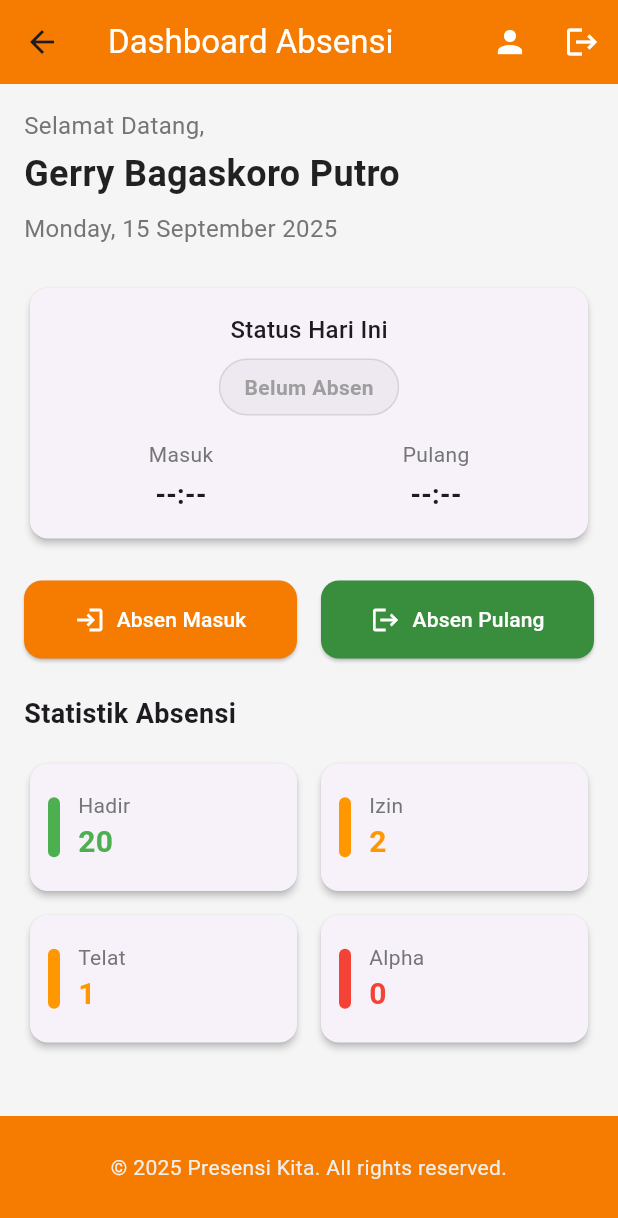
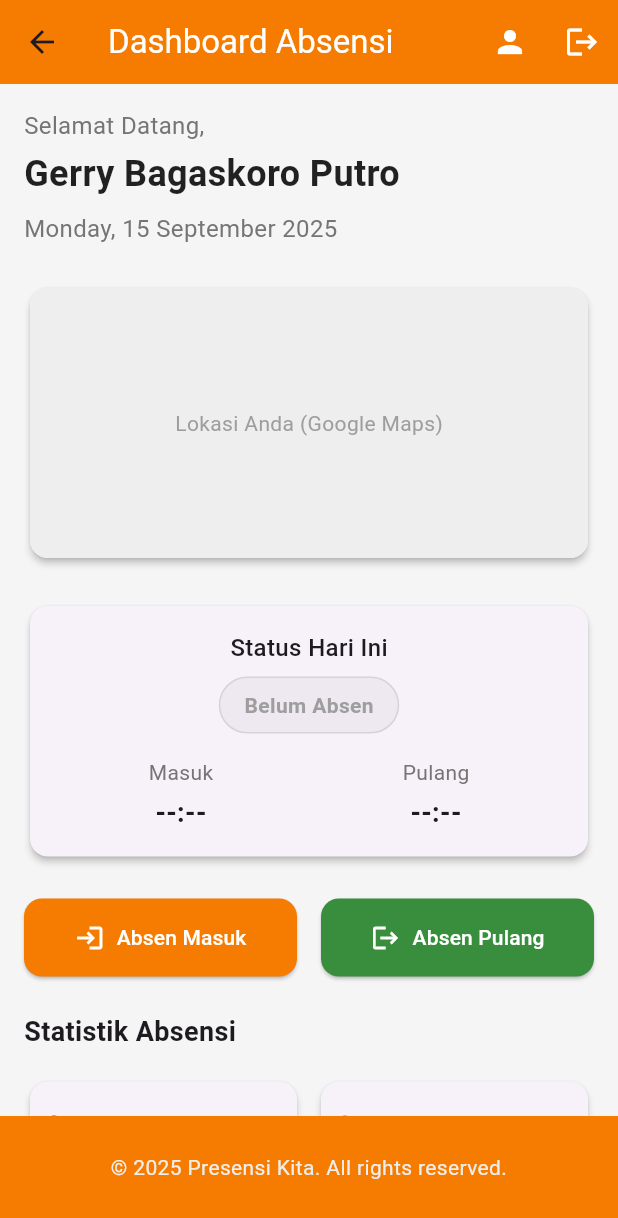
Before and after one commit to gerrybagaskoro/absensi_ppkdjp_b3, a Flutter app: the DashboardPeserta screen opened by its route, on a phone screen of 412 x 824 dp. Shown: the top 1218 px of the screen. Run offline on Flutter 3.47's test engine with Material 3 defaults, Android fonts, the phone set to English and light mode, and no system bars; our stand-ins replace image_picker.

Commit message:
widget terpisah

```diff
--- a/lib/views/dashboard_peserta.dart
+++ b/lib/views/dashboard_peserta.dart
@@ -1,5 +1,7 @@
 // ignore_for_file: deprecated_member_use
 
+import 'package:absensi_ppkdjp_b3/widgets/absensi/header_section.dart';
+import 'package:absensi_ppkdjp_b3/widgets/absensi/location_card.dart';
 import 'package:flutter/material.dart';
 import 'package:intl/intl.dart';
 
@@ -11,8 +13,6 @@ class DashboardPeserta extends StatefulWidget {
 }
 
 class _DashboardPesertaState extends State<DashboardPeserta> {
-  final String _userName = "Gerry Bagaskoro Putro";
-  final DateTime _currentDate = DateTime.now();
   String _statusAbsen = "Belum Absen";
   String _jamMasuk = "--:--";
   String _jamPulang = "--:--";
@@ -57,7 +57,11 @@ class _DashboardPesertaState extends State<DashboardPeserta> {
           crossAxisAlignment: CrossAxisAlignment.start,
           children: [
             // Header dengan nama dan tanggal
-            _buildHeaderSection(),
+            HeaderSection(),
+            const SizedBox(height: 24),
+
+            // Card Lokasi (Google Maps placeholder)
+            LocationCard(),
             const SizedBox(height: 24),
 
             // Card Status Absensi Hari Ini
@@ -88,32 +92,6 @@ class _DashboardPesertaState extends State<DashboardPeserta> {
           ),
         ),
       ),
-    );
-  }
-
-  Widget _buildHeaderSection() {
-    return Column(
-      crossAxisAlignment: CrossAxisAlignment.start,
-      children: [
-        Text(
-          'Selamat Datang,',
-          style: TextStyle(fontSize: 16, color: Colors.grey[600]),
-        ),
-        const SizedBox(height: 4),
-        Text(
-          _userName,
-          style: const TextStyle(
-            fontSize: 24,
-            fontWeight: FontWeight.bold,
-            color: Colors.black87,
-          ),
-        ),
-        const SizedBox(height: 8),
-        Text(
-          DateFormat('EEEE, dd MMMM yyyy').format(_currentDate),
-          style: TextStyle(fontSize: 16, color: Colors.grey[600]),
-        ),
-      ],
     );
   }
 
--- /dev/null
+++ b/lib/widgets/absensi/header_section.dart
@@ -0,0 +1,40 @@
+import 'package:flutter/material.dart';
+import 'package:intl/intl.dart';
+
+class HeaderSection extends StatefulWidget {
+  const HeaderSection({super.key});
+
+  @override
+  State<HeaderSection> createState() => _HeaderSectionState();
+}
+
+class _HeaderSectionState extends State<HeaderSection> {
+  final String _userName = "Gerry Bagaskoro Putro";
+  final DateTime _currentDate = DateTime.now();
+  @override
+  Widget build(BuildContext context) {
+    return Column(
+      crossAxisAlignment: CrossAxisAlignment.start,
+      children: [
+        Text(
+          'Selamat Datang,',
+          style: TextStyle(fontSize: 16, color: Colors.grey[600]),
+        ),
+        const SizedBox(height: 4),
+        Text(
+          _userName,
+          style: const TextStyle(
+            fontSize: 24,
+            fontWeight: FontWeight.bold,
+            color: Colors.black87,
+          ),
+        ),
+        const SizedBox(height: 8),
+        Text(
+          DateFormat('EEEE, dd MMMM yyyy').format(_currentDate),
+          style: TextStyle(fontSize: 16, color: Colors.grey[600]),
+        ),
+      ],
+    );
+  }
+}
--- /dev/null
+++ b/lib/widgets/absensi/location_card.dart
@@ -0,0 +1,31 @@
+import 'package:flutter/material.dart';
+
+class LocationCard extends StatefulWidget {
+  const LocationCard({super.key});
+
+  @override
+  State<LocationCard> createState() => _LocationCardState();
+}
+
+class _LocationCardState extends State<LocationCard> {
+  @override
+  Widget build(BuildContext context) {
+    return Card(
+      elevation: 2,
+      shape: RoundedRectangleBorder(borderRadius: BorderRadius.circular(12)),
+      child: Container(
+        height: 180, // tinggi placeholder map
+        decoration: BoxDecoration(
+          borderRadius: BorderRadius.circular(12),
+          color: Colors.grey[200],
+        ),
+        child: const Center(
+          child: Text(
+            'Lokasi Anda (Google Maps)',
+            style: TextStyle(color: Colors.grey),
+          ),
+        ),
+      ),
+    );
+  }
+}
```
Also changed, not shown: lib/widgets/absensi/time_info_card.dart (added, +32 -0 lines).
